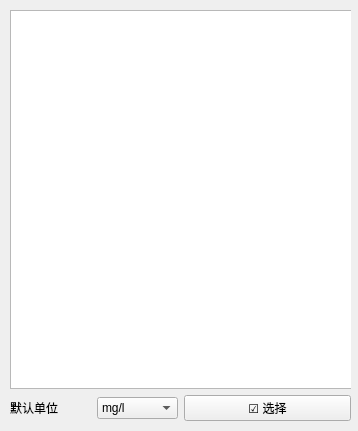
eth-from-zero/qzy-environmental-monitoring, file src/config_ui/qt/src/config/ui/variant_edit/ve_unitset.ui: the form before one commit.
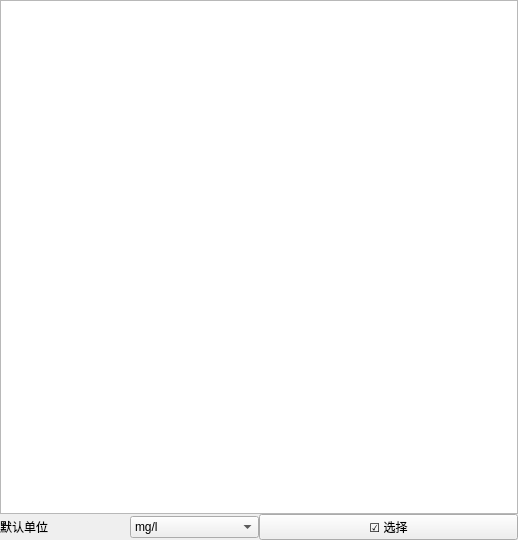
The form after the commit.

```diff
--- a/src/config_ui/qt/src/config/ui/variant_edit/ve_unitset.ui
+++ b/src/config_ui/qt/src/config/ui/variant_edit/ve_unitset.ui
@@ -6,8 +6,8 @@
    <rect>
     <x>0</x>
     <y>0</y>
-    <width>358</width>
-    <height>431</height>
+    <width>518</width>
+    <height>540</height>
    </rect>
   </property>
   <property name="sizePolicy">
@@ -19,16 +19,22 @@
   <property name="windowTitle">
    <string>Form</string>
   </property>
-  <widget class="QWidget" name="">
-   <property name="geometry">
-    <rect>
-     <x>10</x>
-     <y>10</y>
-     <width>341</width>
-     <height>411</height>
-    </rect>
-   </property>
    <layout class="QVBoxLayout" name="verticalLayout">
+   <property name="spacing">
+    <number>0</number>
+   </property>
+   <property name="leftMargin">
+    <number>0</number>
+   </property>
+   <property name="topMargin">
+    <number>0</number>
+   </property>
+   <property name="rightMargin">
+    <number>0</number>
+   </property>
+   <property name="bottomMargin">
+    <number>0</number>
+   </property>
     <item>
      <widget class="QTableView" name="tv">
       <property name="sizePolicy">
@@ -80,7 +86,6 @@
      </layout>
     </item>
    </layout>
-  </widget>
  </widget>
  <resources/>
  <connections/>
```
Lines whose indentation alone changed are shown as unchanged.
